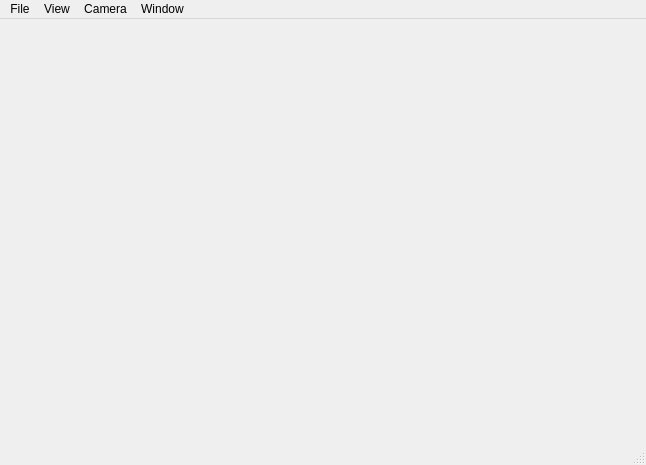
Old version of the form src/mainwindow.ui in the repository chchwy/ogre-v2-mesh-viewer.
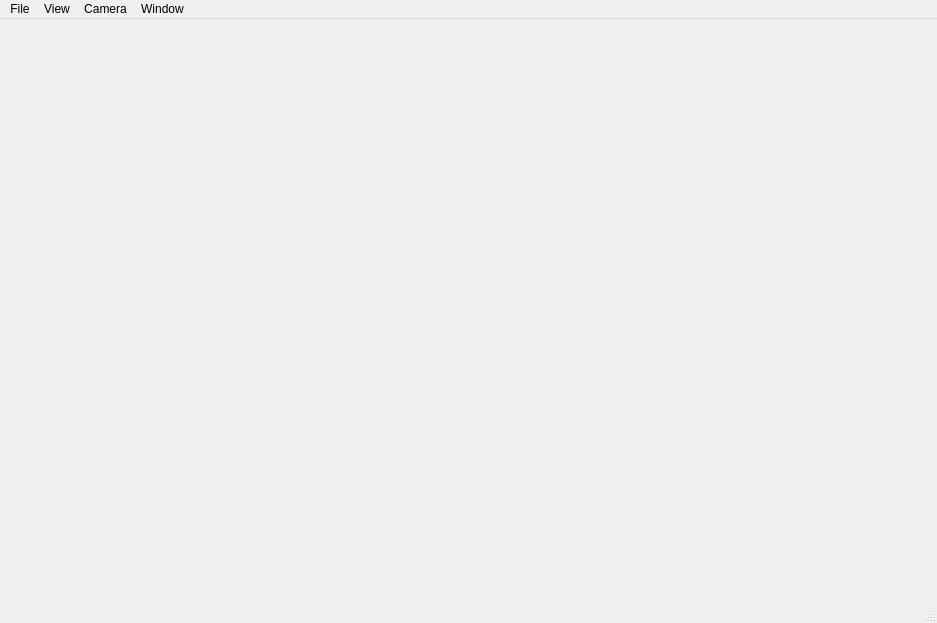
New version of the form.

```diff
--- a/src/mainwindow.ui
+++ b/src/mainwindow.ui
@@ -6,8 +6,8 @@
    <rect>
     <x>0</x>
     <y>0</y>
-    <width>646</width>
-    <height>465</height>
+    <width>937</width>
+    <height>623</height>
    </rect>
   </property>
   <property name="windowTitle">
@@ -19,8 +19,8 @@
     <rect>
      <x>0</x>
      <y>0</y>
-     <width>646</width>
-     <height>21</height>
+     <width>937</width>
+     <height>38</height>
     </rect>
    </property>
    <widget class="QMenu" name="menuFile">
```
Left out of the diff: 24 changed lines with no effect on the pictures.
